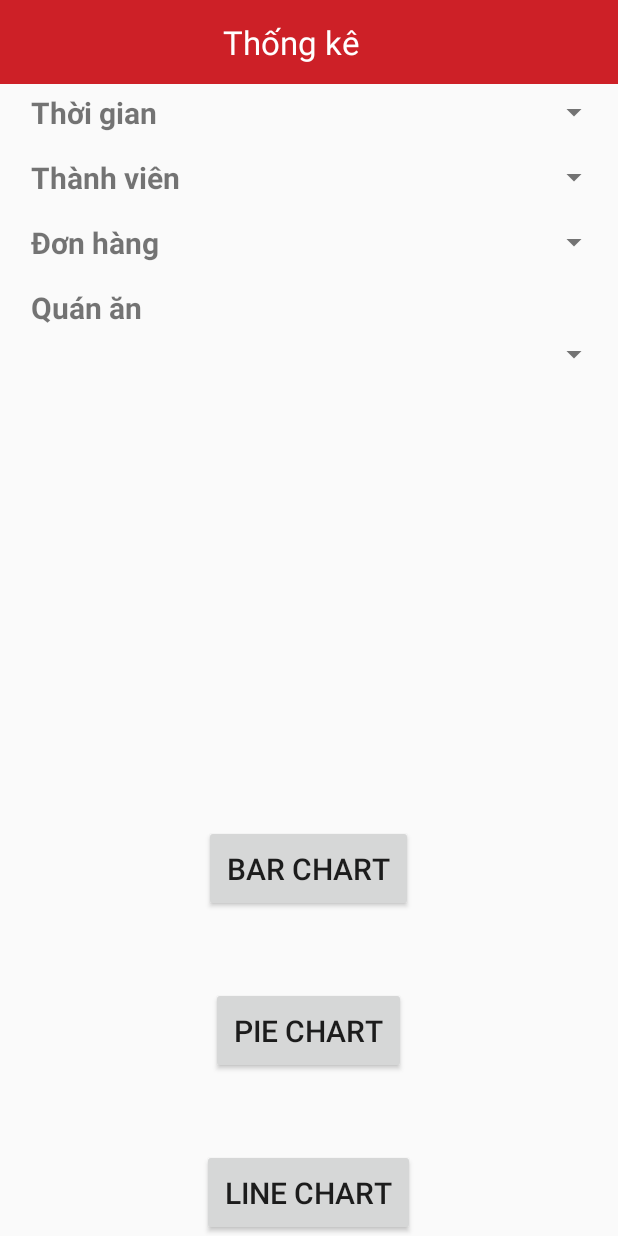
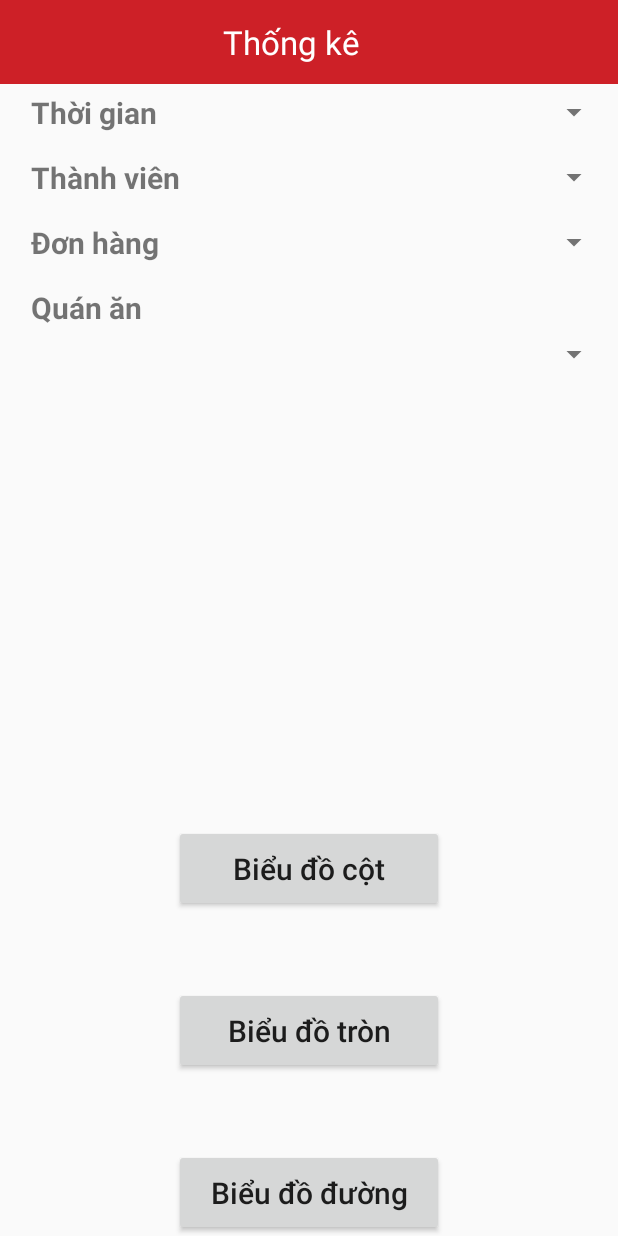
Before and after one commit to Nguyen1942001/Foody2, an Android app: the layout layout_thongke.xml on its own in the app's theme, with its tools: preview values and no code run, on a phone screen of 412 x 824 dp. Run offline under Robolectric (Android 15) with nearby library versions, the phone set to English and light mode, and no system bars.

Commit message:
Third commit

```diff
--- a/app/src/main/java/com/khoinguyen/foody2/View/ChiTietLichSuDonHangActivity.java
+++ b/app/src/main/java/com/khoinguyen/foody2/View/ChiTietLichSuDonHangActivity.java
@@ -79,8 +79,8 @@ public class ChiTietLichSuDonHangActivity extends AppCompatActivity {
         Locale locale = new Locale("vi", "VN");
         NumberFormat numberFormat = NumberFormat.getCurrencyInstance(locale);
 
-        tvMaDonHang.setText("Đơn hàng " + donHangModel.getMadonhang());
-        tvMaDonHang2.setText("Mã đơn " + donHangModel.getMadonhang());
+        tvMaDonHang.setText(getString(R.string.donhang) + " " + donHangModel.getMadonhang());
+        tvMaDonHang2.setText(getString(R.string.madon) + " " + donHangModel.getMadonhang());
         tvTenQuanAn.setText(donHangModel.getTenquanan());
         tvDiaChiQuanAn.setText(donHangModel.getDiachiquanan());
         tvTenQuanAn2.setText(donHangModel.getTenquanan());
--- a/app/src/main/java/com/khoinguyen/foody2/View/DangNhapSDTActivity.java
+++ b/app/src/main/java/com/khoinguyen/foody2/View/DangNhapSDTActivity.java
@@ -227,7 +227,6 @@ public class DangNhapSDTActivity extends AppCompatActivity implements View.OnCli
                 .build();
 
         PhoneAuthProvider.verifyPhoneNumber(options);
-        Log.d("kiemtrasendotp", storedForceResendingToken + "");
     }
 
     public void reSendOTP () {
--- a/app/src/main/java/com/khoinguyen/foody2/View/TrangChuActivity.java
+++ b/app/src/main/java/com/khoinguyen/foody2/View/TrangChuActivity.java
@@ -160,6 +160,11 @@ public class TrangChuActivity extends AppCompatActivity implements ViewPager.OnP
                         startActivity(iNgonNgu);
                         break;
 
+                    case R.id.mn_stalistic:
+                        Intent iThongKe = new Intent(TrangChuActivity.this, ThongKeActivity.class);
+                        startActivity(iThongKe);
+                        break;
+
                     case R.id.mn_log_out:
                         FirebaseAuth.getInstance().signOut();
                         Intent iDangNhap = new Intent(TrangChuActivity.this, DangNhapActivity.class);
--- /dev/null
+++ b/app/src/main/res/drawable/icon_chart_24.xml
@@ -0,0 +1,5 @@
+<vector android:height="24dp" android:tint="#3E89DB"
+    android:viewportHeight="24" android:viewportWidth="24"
+    android:width="24dp" xmlns:android="http://schemas.android.com/apk/res/android">
+    <path android:fillColor="@android:color/white" android:pathData="M19,3L5,3c-1.1,0 -2,0.9 -2,2v14c0,1.1 0.9,2 2,2h14c1.1,0 2,-0.9 2,-2L21,5c0,-1.1 -0.9,-2 -2,-2zM9,17L7,17v-7h2v7zM13,17h-2L11,7h2v10zM17,17h-2v-4h2v4z"/>
+</vector>
--- a/app/src/main/res/layout/layout_thongke.xml
+++ b/app/src/main/res/layout/layout_thongke.xml
@@ -22,7 +22,7 @@
                 android:id="@+id/tvMaDonHang"
                 android:layout_width="match_parent"
                 android:layout_height="wrap_content"
-                android:text="Thống kê"
+                android:text="@string/thongke"
                 android:textColor="@color/white"
                 android:textSize="22sp"
                 android:gravity="center"
@@ -54,7 +54,7 @@
             <TextView
                 android:layout_width="match_parent"
                 android:layout_height="wrap_content"
-                android:text="Thời gian"
+                android:text="@string/thoigian"
                 android:textSize="20sp"
                 android:layout_weight="1"
                 android:textStyle="bold"
@@ -84,7 +84,7 @@
             <TextView
                 android:layout_width="match_parent"
                 android:layout_height="wrap_content"
-                android:text="Thành viên"
+                android:text="@string/thanhvien"
                 android:textSize="20sp"
                 android:layout_weight="1"
                 android:textStyle="bold"
@@ -114,7 +114,7 @@
             <TextView
                 android:layout_width="match_parent"
                 android:layout_height="wrap_content"
-                android:text="Đơn hàng"
+                android:text="@string/donhang"
                 android:textSize="20sp"
                 android:layout_weight="1"
                 android:textStyle="bold"
@@ -143,7 +143,7 @@
             <TextView
                 android:layout_width="match_parent"
                 android:layout_height="wrap_content"
-                android:text="Quán ăn"
+                android:text="@string/quanan"
                 android:textSize="20sp"
                 android:textStyle="bold"
                 android:paddingLeft="15dp"
@@ -172,18 +172,20 @@
 
         <Button
             android:id="@+id/btnBarChart"
-            android:layout_width="wrap_content"
+            android:layout_width="180dp"
             android:layout_height="wrap_content"
-            android:text="Bar Chart"
+            android:text="@string/bieudocot"
+            android:textAllCaps="false"
             android:textSize="20sp"
             android:padding="15dp"
             />
 
         <Button
             android:id="@+id/btnPieChart"
-            android:layout_width="wrap_content"
+            android:layout_width="180dp"
             android:layout_height="wrap_content"
-            android:text="Pie Chart"
+            android:text="@string/bieudotron"
+            android:textAllCaps="false"
             android:textSize="20sp"
             android:padding="15dp"
             android:layout_marginBottom="50dp"
@@ -192,9 +194,10 @@
 
         <Button
             android:id="@+id/btnLineChart"
-            android:layout_width="wrap_content"
+            android:layout_width="180dp"
             android:layout_height="wrap_content"
-            android:text="Line Chart"
+            android:text="@string/bieudoduong"
+            android:textAllCaps="false"
             android:textSize="20sp"
             android:padding="15dp"
             />
--- a/app/src/main/res/menu/menu_navigation.xml
+++ b/app/src/main/res/menu/menu_navigation.xml
@@ -17,6 +17,10 @@
         android:icon="@drawable/icon_language_24"
         android:title="@string/ngonngu"/>
 
+    <item android:id="@+id/mn_stalistic"
+        android:icon="@drawable/icon_chart_24"
+        android:title="@string/thongke"/>
+
     <item android:id="@+id/mn_log_out"
         android:icon="@drawable/icon_logout_24"
         android:title="@string/dangxuat"/>
--- a/app/src/main/res/values/strings.xml
+++ b/app/src/main/res/values/strings.xml
@@ -101,6 +101,7 @@
     <string name="lichsudonhang">Lịch sử đơn hàng</string>
     <string name="chinhsach">Chính sách quy định</string>
     <string name="ngonngu">Ngôn ngữ</string>
+    <string name="thongke">Thống kê</string>
     <string name="dangxuat">Đăng xuất</string>
     <string name="khongnhapduthongtin">Vui lòng nhập đầy đủ thông tin</string>
     <string name="capnhatthanhcong">Cập nhật thông tin cá nhân thành công</string>
@@ -181,5 +182,22 @@
     <string name="dagiao">Đã giao</string>
     <string name="datlai">Đặt lại</string>
 
+<!--  Chi tiết lịch sử đơn hàng  -->
+    <string name="donhang">Đơn hàng</string>
+    <string name="trangthai">ĐÃ ĐẾN TAY NGƯỜI NHẬN</string>
+    <string name="camon1">Cảm ơn bạn đã cho Foody cơ hội được phục vụ.</string>
+    <string name="camon2">Foody biết bạn có nhiều sự lựa chọn, cảm ơn vì đã chọn Foody ngày hôm nay.</string>
+    <string name="chiasecamnhan">Chia sẻ cảm nhận</string>
+    <string name="madon">Mã đơn</string>
+    <string name="noimuahang">Nơi mua hàng</string>
+    <string name="noigiaohang">Nơi giao hàng</string>
+
+<!--  Thống kê  -->
+    <string name="thoigian">Thời gian</string>
+    <string name="thanhvien">Thành viên</string>
+    <string name="quanan">Quán ăn</string>
+    <string name="bieudocot">Biểu đồ cột</string>
+    <string name="bieudotron">Biểu đồ tròn</string>
+    <string name="bieudoduong">Biểu đồ đường</string>
 
 </resources>
--- a/app/src/main/res/values/themes.xml
+++ b/app/src/main/res/values/themes.xml
@@ -27,8 +27,4 @@
         <item name="android:buttonTint">@color/colorCheckBoxAndRadioButton</item>
     </style>
 
-
-
-
-
 </resources>
```
Also changed, not shown: app/src/main/java/com/khoinguyen/foody2/View/ThongKeActivity.java (+5 -2 lines), app/src/main/res/layout/layout_chitiet_lichsudonhang.xml (+8 -8 lines), 1 other file.
